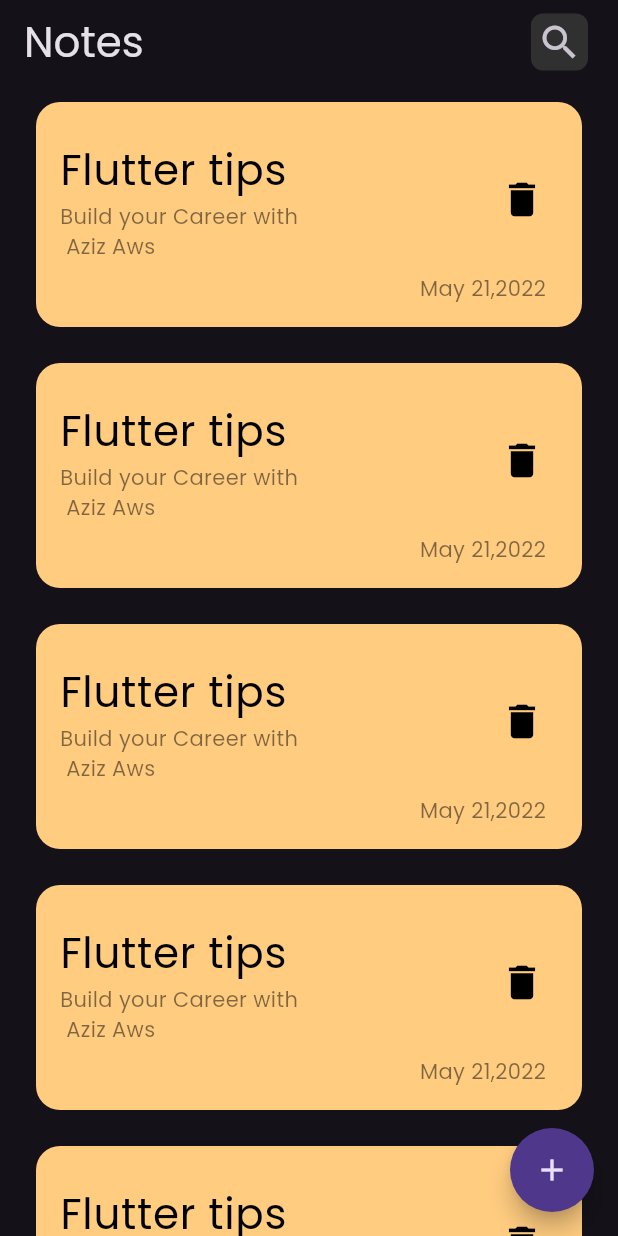
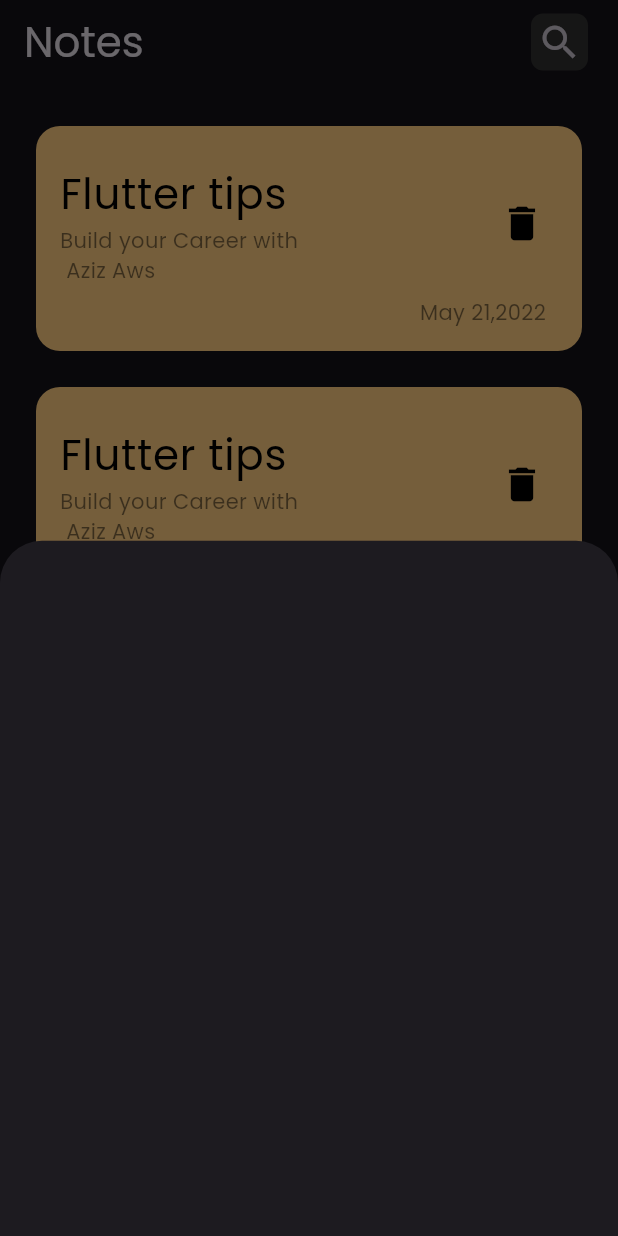
Before and after one commit to azoozaws/notes_app, a Flutter app: the screen it shows after launch, after a tap on the "add" icon, on a phone screen of 412 x 824 dp. Run offline on Flutter 3.47's test engine with Material 3 defaults, Android fonts, the phone set to English and light mode, and no system bars.

Commit message:
Add Note Modal Bottom Sheet

```diff
--- a/lib/main.dart
+++ b/lib/main.dart
@@ -1,4 +1,5 @@
 import 'package:flutter/material.dart';
+import 'package:notes_app/views/home_view.dart';
 import 'package:notes_app/views/notes_view.dart';
 
 void main() {
@@ -15,20 +16,7 @@ class NotesApp extends StatelessWidget {
         brightness: Brightness.dark,
         fontFamily: "Poppins",
       ),
-      home: Scaffold(
-        floatingActionButton: FloatingActionButton(
-          shape: RoundedRectangleBorder(
-            borderRadius: BorderRadius.circular(
-              34,
-            ),
-          ),
-          child: const Icon(
-            Icons.add,
-          ),
-          onPressed: () {},
-        ),
-        body: const NotesView(),
-      ),
+      home: const HomeView(),
     );
   }
 }
--- /dev/null
+++ b/lib/views/home_view.dart
@@ -0,0 +1,34 @@
+import 'package:flutter/material.dart';
+import 'package:notes_app/views/notes_view.dart';
+import 'package:notes_app/widgets/add_note_modal_bottom_sheet.dart';
+
+class HomeView extends StatelessWidget {
+  const HomeView({
+    super.key,
+  });
+
+  @override
+  Widget build(BuildContext context) {
+    return Scaffold(
+      floatingActionButton: FloatingActionButton(
+        shape: RoundedRectangleBorder(
+          borderRadius: BorderRadius.circular(
+            34,
+          ),
+        ),
+        child: const Icon(
+          Icons.add,
+        ),
+        onPressed: () {
+          showModalBottomSheet(
+            context: context,
+            builder: (context) {
+              return const AddNoteModalBottomSheet();
+            },
+          );
+        },
+      ),
+      body: const NotesView(),
+    );
+  }
+}
--- /dev/null
+++ b/lib/widgets/add_note_modal_bottom_sheet.dart
@@ -0,0 +1,9 @@
+import 'package:flutter/material.dart';
+
+class AddNoteModalBottomSheet extends StatelessWidget {
+  const AddNoteModalBottomSheet({super.key});
+  @override
+  Widget build(BuildContext context) {
+    return Container();
+  }
+}
--- a/lib/widgets/list_view_of_notes.dart
+++ b/lib/widgets/list_view_of_notes.dart
@@ -8,11 +8,14 @@ class ListViewofNotes extends StatelessWidget {
 
   @override
   Widget build(BuildContext context) {
-    return ListView.builder(
-      itemCount: 10,
-      itemBuilder: (context, index) {
-        return const CustomNotes();
-      },
+    return Padding(
+      padding: const EdgeInsets.symmetric(vertical: 16.0),
+      child: ListView.builder(
+        itemCount: 10,
+        itemBuilder: (context, index) {
+          return const CustomNotes();
+        },
+      ),
     );
   }
 }
```
